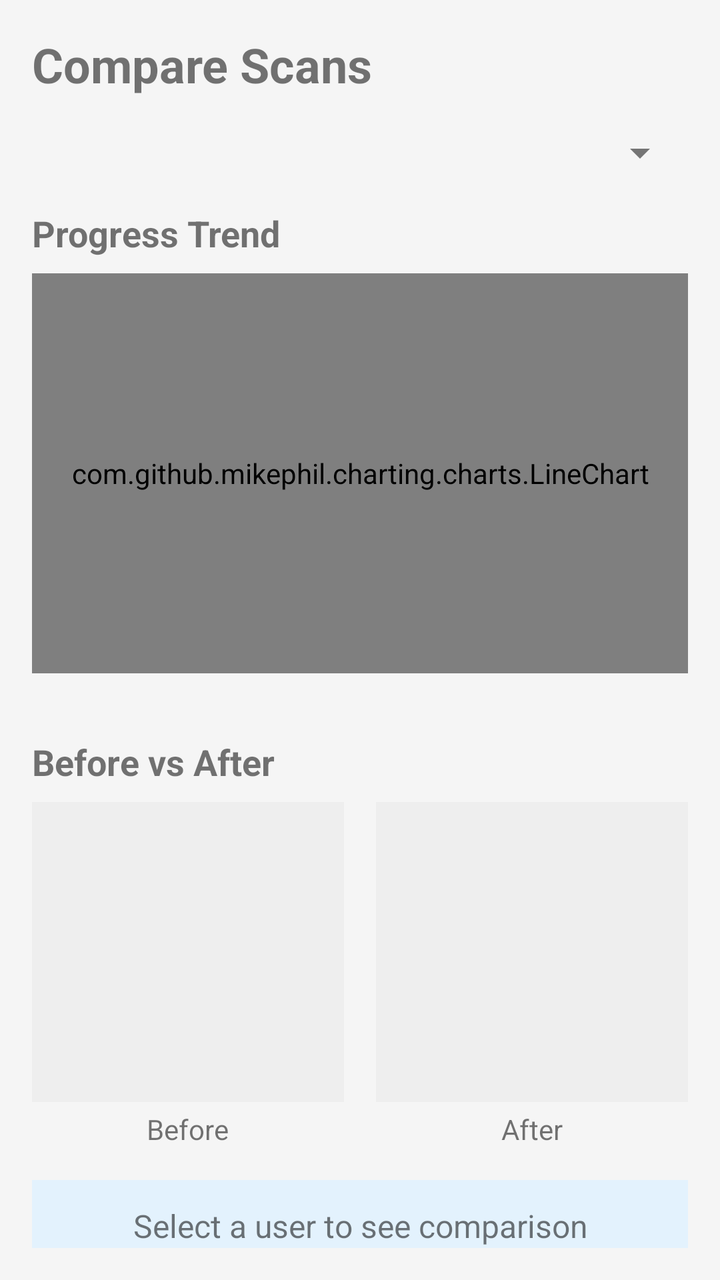
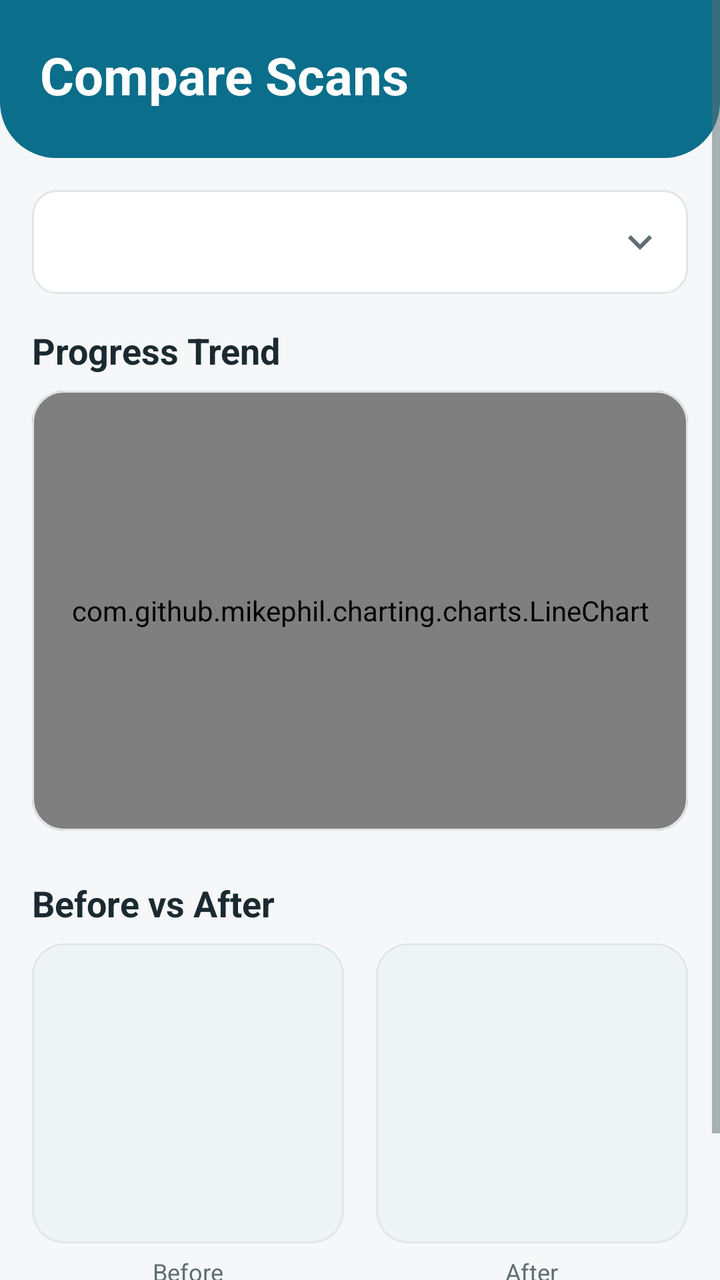

Screens rendered from an Android XML layout before and after an edit, with the pre-edit source and the edit as a unified diff.
<!-- AndroidManifest.xml: application theme Theme.DentalScanAI -->
<!-- res/layout/activity_comparison.xml -->
<?xml version="1.0" encoding="utf-8"?>
<ScrollView xmlns:android="http://schemas.android.com/apk/res/android"
    android:layout_width="match_parent"
    android:layout_height="match_parent"
    android:padding="16dp">

    <LinearLayout
        android:layout_width="match_parent"
        android:layout_height="wrap_content"
        android:orientation="vertical">

        <TextView
            android:id="@+id/titleText"
            android:layout_width="wrap_content"
            android:layout_height="wrap_content"
            android:text="Compare Scans"
            android:textSize="24sp"
            android:textStyle="bold"
            android:layout_marginBottom="16dp"/>

        <Spinner
            android:id="@+id/conditionSpinner"
            android:layout_width="match_parent"
            android:layout_height="wrap_content"
            android:layout_marginBottom="16dp"/>

        <TextView
            android:id="@+id/trendLabel"
            android:layout_width="wrap_content"
            android:layout_height="wrap_content"
            android:text="Progress Trend"
            android:textSize="18sp"
            android:textStyle="bold"
            android:layout_marginBottom="8dp"/>

        <com.github.mikephil.charting.charts.LineChart
            android:id="@+id/trendChart"
            android:layout_width="match_parent"
            android:layout_height="200dp"
            android:layout_marginBottom="16dp"/>

        <TextView
            android:id="@+id/comparisonLabel"
            android:layout_width="wrap_content"
            android:layout_height="wrap_content"
            android:text="Before vs After"
            android:textSize="18sp"
            android:textStyle="bold"
            android:layout_marginTop="16dp"
            android:layout_marginBottom="8dp"/>

        <LinearLayout
            android:layout_width="match_parent"
            android:layout_height="wrap_content"
            android:orientation="horizontal">

            <LinearLayout
                android:layout_width="0dp"
                android:layout_height="wrap_content"
                android:layout_weight="1"
                android:orientation="vertical"
                android:layout_marginEnd="8dp">

                <ImageView
                    android:id="@+id/beforeImage"
                    android:layout_width="match_parent"
                    android:layout_height="150dp"
                    android:background="#EEEEEE"
                    android:scaleType="centerCrop"/>

                <TextView
                    android:id="@+id/beforeDate"
                    android:layout_width="wrap_content"
                    android:layout_height="wrap_content"
                    android:text="Before"
                    android:layout_gravity="center"
                    android:layout_marginTop="4dp"/>

            </LinearLayout>

            <LinearLayout
                android:layout_width="0dp"
                android:layout_height="wrap_content"
                android:layout_weight="1"
                android:orientation="vertical"
                android:layout_marginStart="8dp">

                <ImageView
                    android:id="@+id/afterImage"
                    android:layout_width="match_parent"
                    android:layout_height="150dp"
                    android:background="#EEEEEE"
                    android:scaleType="centerCrop"/>

                <TextView
                    android:id="@+id/afterDate"
                    android:layout_width="wrap_content"
                    android:layout_height="wrap_content"
                    android:text="After"
                    android:layout_gravity="center"
                    android:layout_marginTop="4dp"/>

            </LinearLayout>

        </LinearLayout>

        <TextView
            android:id="@+id/improvementText"
            android:layout_width="match_parent"
            android:layout_height="wrap_content"
            android:text="Select a user to see comparison"
            android:textSize="16sp"
            android:gravity="center"
            android:layout_marginTop="16dp"
            android:padding="12dp"
            android:background="#E3F2FD"/>

    </LinearLayout>
</ScrollView>
<!-- resources referenced by this layout -->
<resources>
  <style name="Theme.DentalScanAI" parent="Theme.MaterialComponents.DayNight.DarkActionBar">
          <item name="colorPrimary">@color/primary</item>
          <item name="colorPrimaryVariant">@color/primary_dark</item>
          <item name="colorOnPrimary">@color/white</item>
          <item name="colorSecondary">@color/secondary</item>
          <item name="colorOnSecondary">@color/black</item>
          <item name="android:statusBarColor">@color/primary_dark</item>
          <item name="android:windowBackground">@color/background_light</item>
          <item name="android:textColorPrimary">@color/text_primary</item>
          <item name="android:textColorSecondary">@color/text_secondary</item>
          <item name="editTextColor">@color/text_primary</item>
          <item name="android:editTextColor">@color/text_primary</item>
      </style>
  <color name="primary">#2196F3</color>
  <color name="primary_dark">#1976D2</color>
  <color name="secondary">#00BCD4</color>
  <color name="black">#000000</color>
  <color name="background_light">#F5F5F5</color>
  <color name="text_primary">#212121</color>
  <color name="text_secondary">#757575</color>
  <!-- unchanged entries left out for length: 1 -->
</resources>

<!-- the commit's change to res/layout/activity_comparison.xml (unified diff, before → after) -->
@@ -1,119 +1,200 @@
 <?xml version="1.0" encoding="utf-8"?>
 <ScrollView xmlns:android="http://schemas.android.com/apk/res/android"
+    xmlns:app="http://schemas.android.com/apk/res-auto"
     android:layout_width="match_parent"
     android:layout_height="match_parent"
-    android:padding="16dp">
+    android:background="@color/background_light">
 
     <LinearLayout
         android:layout_width="match_parent"
         android:layout_height="wrap_content"
         android:orientation="vertical">
 
-        <TextView
-            android:id="@+id/titleText"
-            android:layout_width="wrap_content"
-            android:layout_height="wrap_content"
-            android:text="Compare Scans"
-            android:textSize="24sp"
-            android:textStyle="bold"
-            android:layout_marginBottom="16dp"/>
-
-        <Spinner
-            android:id="@+id/conditionSpinner"
-            android:layout_width="match_parent"
-            android:layout_height="wrap_content"
-            android:layout_marginBottom="16dp"/>
-
-        <TextView
-            android:id="@+id/trendLabel"
-            android:layout_width="wrap_content"
-            android:layout_height="wrap_content"
-            android:text="Progress Trend"
-            android:textSize="18sp"
-            android:textStyle="bold"
-            android:layout_marginBottom="8dp"/>
-
-        <com.github.mikephil.charting.charts.LineChart
-            android:id="@+id/trendChart"
-            android:layout_width="match_parent"
-            android:layout_height="200dp"
-            android:layout_marginBottom="16dp"/>
-
-        <TextView
-            android:id="@+id/comparisonLabel"
-            android:layout_width="wrap_content"
-            android:layout_height="wrap_content"
-            android:text="Before vs After"
-            android:textSize="18sp"
-            android:textStyle="bold"
-            android:layout_marginTop="16dp"
-            android:layout_marginBottom="8dp"/>
-
+        
         <LinearLayout
             android:layout_width="match_parent"
             android:layout_height="wrap_content"
-            android:orientation="horizontal">
-
-            <LinearLayout
-                android:layout_width="0dp"
-                android:layout_height="wrap_content"
-                android:layout_weight="1"
-                android:orientation="vertical"
-                android:layout_marginEnd="8dp">
-
-                <ImageView
-                    android:id="@+id/beforeImage"
-                    android:layout_width="match_parent"
-                    android:layout_height="150dp"
-                    android:background="#EEEEEE"
-                    android:scaleType="centerCrop"/>
-
-                <TextView
-                    android:id="@+id/beforeDate"
-                    android:layout_width="wrap_content"
-                    android:layout_height="wrap_content"
-                    android:text="Before"
-                    android:layout_gravity="center"
-                    android:layout_marginTop="4dp"/>
-
-            </LinearLayout>
-
-            <LinearLayout
-                android:layout_width="0dp"
-                android:layout_height="wrap_content"
-                android:layout_weight="1"
-                android:orientation="vertical"
-                android:layout_marginStart="8dp">
-
-                <ImageView
-                    android:id="@+id/afterImage"
-                    android:layout_width="match_parent"
-                    android:layout_height="150dp"
-                    android:background="#EEEEEE"
-                    android:scaleType="centerCrop"/>
-
-                <TextView
-                    android:id="@+id/afterDate"
-                    android:layout_width="wrap_content"
-                    android:layout_height="wrap_content"
-                    android:text="After"
-                    android:layout_gravity="center"
-                    android:layout_marginTop="4dp"/>
-
-            </LinearLayout>
+            android:background="@drawable/bg_header"
+            android:orientation="vertical"
+            android:paddingStart="20dp"
+            android:paddingTop="20dp"
+            android:paddingEnd="20dp"
+            android:paddingBottom="24dp">
+
+            <TextView
+                android:id="@+id/titleText"
+                android:layout_width="wrap_content"
+                android:layout_height="wrap_content"
+                android:text="Compare Scans"
+                android:textColor="@color/white"
+                android:textSize="26sp"
+                android:textStyle="bold"/>
 
         </LinearLayout>
 
-        <TextView
-            android:id="@+id/improvementText"
+        <LinearLayout
             android:layout_width="match_parent"
             android:layout_height="wrap_content"
-            android:text="Select a user to see comparison"
-            android:textSize="16sp"
-            android:gravity="center"
-            android:layout_marginTop="16dp"
-            android:padding="12dp"
-            android:background="#E3F2FD"/>
-
+            android:orientation="vertical"
+            android:padding="16dp">
+
+            
+            <Spinner
+                android:id="@+id/conditionSpinner"
+                android:layout_width="match_parent"
+                android:layout_height="52dp"
+                android:layout_marginBottom="16dp"
+                android:background="@drawable/bg_spinner"
+                android:paddingStart="8dp"
+                android:paddingEnd="40dp"/>
+
+            <TextView
+                android:id="@+id/trendLabel"
+                android:layout_width="wrap_content"
+                android:layout_height="wrap_content"
+                android:layout_marginBottom="8dp"
+                android:text="Progress Trend"
+                android:textAppearance="@style/TextAppearance.App.Title"/>
+
+            <com.google.android.material.card.MaterialCardView
+                style="@style/Widget.App.Card"
+                android:layout_width="match_parent"
+                android:layout_height="wrap_content"
+                android:layout_marginBottom="16dp">
+
+                <com.github.mikephil.charting.charts.LineChart
+                    android:id="@+id/trendChart"
+                    android:layout_width="match_parent"
+                    android:layout_height="220dp"
+                    android:padding="8dp"/>
+
+            </com.google.android.material.card.MaterialCardView>
+
+            <TextView
+                android:id="@+id/comparisonLabel"
+                android:layout_width="wrap_content"
+                android:layout_height="wrap_content"
+                android:layout_marginTop="8dp"
+                android:layout_marginBottom="8dp"
+                android:text="Before vs After"
+                android:textAppearance="@style/TextAppearance.App.Title"/>
+
+            
+            <com.google.android.material.card.MaterialCardView
+                android:id="@+id/sliderCard"
+                style="@style/Widget.App.Card"
+                android:layout_width="match_parent"
+                android:layout_height="wrap_content"
+                android:visibility="gone">
+
+                <com.dentalscan.BeforeAfterView
+                    android:id="@+id/beforeAfterView"
+                    android:layout_width="match_parent"
+                    android:layout_height="280dp"/>
+
+            </com.google.android.material.card.MaterialCardView>
+
+            <TextView
+                android:id="@+id/sliderHint"
+                android:layout_width="match_parent"
+                android:layout_height="wrap_content"
+                android:layout_marginTop="6dp"
+                android:layout_marginBottom="14dp"
+                android:gravity="center"
+                android:text="Drag the handle to compare"
+                android:textAppearance="@style/TextAppearance.App.Caption"
+                android:visibility="gone"/>
+
+            <LinearLayout
+                android:layout_width="match_parent"
+                android:layout_height="wrap_content"
+                android:orientation="horizontal">
+
+                <LinearLayout
+                    android:layout_width="0dp"
+                    android:layout_height="wrap_content"
+                    android:layout_marginEnd="8dp"
+                    android:layout_weight="1"
+                    android:orientation="vertical">
+
+                    <com.google.android.material.card.MaterialCardView
+                        style="@style/Widget.App.Card"
+                        android:layout_width="match_parent"
+                        android:layout_height="wrap_content"
+                        app:cardBackgroundColor="@color/surface_variant">
+
+                        <ImageView
+                            android:id="@+id/beforeImage"
+                            android:layout_width="match_parent"
+                            android:layout_height="150dp"
+                            android:contentDescription="@null"
+                            android:scaleType="centerCrop"/>
+
+                    </com.google.android.material.card.MaterialCardView>
+
+                    <TextView
+                        android:id="@+id/beforeDate"
+                        android:layout_width="wrap_content"
+                        android:layout_height="wrap_content"
+                        android:layout_gravity="center"
+                        android:layout_marginTop="6dp"
+                        android:text="Before"
+                        android:textAppearance="@style/TextAppearance.App.Caption"/>
+
+                </LinearLayout>
+
+                <LinearLayout
+                    android:layout_width="0dp"
+                    android:layout_height="wrap_content"
+                    android:layout_marginStart="8dp"
+                    android:layout_weight="1"
+                    android:orientation="vertical">
+
+                    <com.google.android.material.card.MaterialCardView
+                        style="@style/Widget.App.Card"
+                        android:layout_width="match_parent"
+                        android:layout_height="wrap_content"
+                        app:cardBackgroundColor="@color/surface_variant">
+
+                        <ImageView
+                            android:id="@+id/afterImage"
+                            android:layout_width="match_parent"
+                            android:layout_height="150dp"
+                            android:contentDescription="@null"
+                            android:scaleType="centerCrop"/>
+
+                    </com.google.android.material.card.MaterialCardView>
+
+                    <TextView
+                        android:id="@+id/afterDate"
+                        android:layout_width="wrap_content"
+                        android:layout_height="wrap_content"
+                        android:layout_gravity="center"
+                        android:layout_marginTop="6dp"
+                        android:text="After"
+                        android:textAppearance="@style/TextAppearance.App.Caption"/>
+
+                </LinearLayout>
+
+            </LinearLayout>
+
+            
+            <TextView
+                android:id="@+id/improvementText"
+                android:layout_width="match_parent"
+                android:layout_height="wrap_content"
+                android:layout_marginTop="16dp"
+                android:background="@drawable/bg_banner"
+                android:backgroundTint="@color/surface_variant"
+                android:drawablePadding="12dp"
+                android:gravity="center_vertical"
+                android:paddingHorizontal="16dp"
+                android:paddingVertical="14dp"
+                android:text="Select a user to see comparison"
+                android:textColor="@color/text_primary"
+                android:textSize="14sp"
+                android:textStyle="bold"/>
+
+        </LinearLayout>
     </LinearLayout>
 </ScrollView>
<!-- resource entries referenced after the edit -->
@@ -1,25 +1,148 @@
 <!-- resources referenced by this layout -->
 <resources>
-  <style name="Theme.DentalScanAI" parent="Theme.MaterialComponents.DayNight.DarkActionBar">
+  <style name="Theme.DentalScanAI" parent="Theme.MaterialComponents.DayNight.NoActionBar">
           <item name="colorPrimary">@color/primary</item>
           <item name="colorPrimaryVariant">@color/primary_dark</item>
           <item name="colorOnPrimary">@color/white</item>
           <item name="colorSecondary">@color/secondary</item>
-          <item name="colorOnSecondary">@color/black</item>
-          <item name="android:statusBarColor">@color/primary_dark</item>
+          <item name="colorSecondaryVariant">@color/secondary_dark</item>
+          <item name="colorOnSecondary">@color/white</item>
+          <item name="colorSurface">@color/surface_white</item>
+          <item name="colorOnSurface">@color/text_primary</item>
+          <item name="colorError">@color/caries_red</item>
+          <item name="android:colorBackground">@color/background_light</item>
           <item name="android:windowBackground">@color/background_light</item>
+          <item name="android:statusBarColor">@color/primary</item>
+          <item name="android:windowLightStatusBar">false</item>
           <item name="android:textColorPrimary">@color/text_primary</item>
           <item name="android:textColorSecondary">@color/text_secondary</item>
           <item name="editTextColor">@color/text_primary</item>
           <item name="android:editTextColor">@color/text_primary</item>
+  
+          
+          <item name="android:windowAnimationStyle">@style/Animation.App.Activity</item>
+  
+          
+          <item name="materialButtonStyle">@style/Widget.App.Button.Primary</item>
+          <item name="materialButtonOutlinedStyle">@style/Widget.App.Button.Outlined</item>
+          <item name="materialCardViewStyle">@style/Widget.App.Card</item>
+          <item name="textInputStyle">@style/Widget.App.TextInputLayout</item>
+          <item name="chipStyle">@style/Widget.App.Chip</item>
       </style>
-  <color name="primary">#2196F3</color>
-  <color name="primary_dark">#1976D2</color>
-  <color name="secondary">#00BCD4</color>
-  <color name="black">#000000</color>
-  <color name="background_light">#F5F5F5</color>
-  <color name="text_primary">#212121</color>
-  <color name="text_secondary">#757575</color>
+  <color name="primary">#0B6E8A</color>
+  <color name="surface_white">#FFFFFF</color>
+  <color name="divider">#E0E6E8</color>
+  <!-- drawable ic_expand_more (drawable) -->
+  <vector xmlns:android="http://schemas.android.com/apk/res/android"
+      android:width="24dp"
+      android:height="24dp"
+      android:viewportWidth="24"
+      android:viewportHeight="24"
+      android:tint="?attr/colorControlNormal">
+      <path
+          android:fillColor="#FF000000"
+          android:pathData="M16.59,8.59L12,13.17 7.41,8.59 6,10l6,6 6,-6z"/>
+  </vector>
+  <color name="primary_dark">#085468</color>
+  <color name="secondary">#00897B</color>
+  <color name="secondary_dark">#00695C</color>
+  <color name="caries_red">#D32F2F</color>
+  <style name="Animation.App.Activity" parent="@android:style/Animation.Activity">
+          <item name="android:activityOpenEnterAnimation">@anim/screen_enter_from_right</item>
+          <item name="android:activityOpenExitAnimation">@anim/screen_exit_to_left</item>
+          <item name="android:activityCloseEnterAnimation">@anim/screen_enter_from_left</item>
+          <item name="android:activityCloseExitAnimation">@anim/screen_exit_to_right</item>
+      </style>
+  <style name="Widget.App.Button.Primary" parent="Widget.MaterialComponents.Button">
+          <item name="android:minHeight">52dp</item>
+          <item name="android:textSize">16sp</item>
+          <item name="android:textAllCaps">false</item>
+          <item name="android:letterSpacing">0</item>
+          <item name="android:insetTop">0dp</item>
+          <item name="android:insetBottom">0dp</item>
+          <item name="cornerRadius">12dp</item>
+      </style>
+  <style name="Widget.App.Button.Outlined" parent="Widget.MaterialComponents.Button.OutlinedButton">
+          <item name="android:minHeight">52dp</item>
+          <item name="android:textSize">16sp</item>
+          <item name="android:textAllCaps">false</item>
+          <item name="android:letterSpacing">0</item>
+          <item name="android:insetTop">0dp</item>
+          <item name="android:insetBottom">0dp</item>
+          <item name="cornerRadius">12dp</item>
+          <item name="strokeColor">@color/primary</item>
+          <item name="strokeWidth">1dp</item>
+      </style>
+  <style name="Widget.App.TextInputLayout" parent="Widget.MaterialComponents.TextInputLayout.OutlinedBox">
+          <item name="boxCornerRadiusTopStart">12dp</item>
+          <item name="boxCornerRadiusTopEnd">12dp</item>
+          <item name="boxCornerRadiusBottomStart">12dp</item>
+          <item name="boxCornerRadiusBottomEnd">12dp</item>
+      </style>
+  <style name="Widget.App.Chip" parent="Widget.MaterialComponents.Chip.Action">
+          <item name="android:textAppearance">@style/TextAppearance.App.Caption</item>
+          <item name="android:textColor">@color/text_primary</item>
+          <item name="chipBackgroundColor">@color/surface_variant</item>
+          <item name="chipStrokeColor">@color/divider</item>
+          <item name="chipStrokeWidth">1dp</item>
+          <item name="chipMinHeight">28dp</item>
+          <item name="ensureMinTouchTargetSize">false</item>
+      </style>
+  <color name="background_light">#F5F7F8</color>
+  <color name="surface_variant">#EEF3F5</color>
+  <color name="text_primary">#1B2A30</color>
+  <!-- drawable bg_banner (drawable) -->
+  <?xml version="1.0" encoding="utf-8"?>
+  <shape xmlns:android="http://schemas.android.com/apk/res/android"
+      android:shape="rectangle">
+      <solid android:color="#FFFFFFFF"/>
+      <corners android:radius="14dp"/>
+  </shape>
+  <!-- drawable bg_header (drawable) -->
+  <?xml version="1.0" encoding="utf-8"?>
+  <shape xmlns:android="http://schemas.android.com/apk/res/android"
+      android:shape="rectangle">
+      <solid android:color="@color/primary"/>
+      <corners
+          android:bottomLeftRadius="28dp"
+          android:bottomRightRadius="28dp"/>
+  </shape>
+  <!-- drawable bg_spinner (drawable) -->
+  <?xml version="1.0" encoding="utf-8"?>
+  <layer-list xmlns:android="http://schemas.android.com/apk/res/android">
+      <item>
+          <shape android:shape="rectangle">
+              <solid android:color="@color/surface_white"/>
+              <stroke android:width="1dp" android:color="@color/divider"/>
+              <corners android:radius="12dp"/>
+          </shape>
+      </item>
+      <item
+          android:width="24dp"
+          android:height="24dp"
+          android:gravity="end|center_vertical"
+          android:right="12dp"
+          android:drawable="@drawable/ic_expand_more"/>
+  </layer-list>
+  <style name="TextAppearance.App.Caption" parent="TextAppearance.MaterialComponents.Caption">
+          <item name="android:textSize">12sp</item>
+          <item name="android:textColor">@color/text_secondary</item>
+          <item name="android:letterSpacing">0</item>
+      </style>
+  <style name="TextAppearance.App.Title" parent="TextAppearance.MaterialComponents.Subtitle1">
+          <item name="android:textSize">18sp</item>
+          <item name="android:textStyle">bold</item>
+          <item name="android:textColor">@color/text_primary</item>
+          <item name="android:letterSpacing">0</item>
+      </style>
+  <style name="Widget.App.Card" parent="Widget.MaterialComponents.CardView">
+          <item name="cardCornerRadius">16dp</item>
+          <item name="cardElevation">0dp</item>
+          <item name="cardBackgroundColor">@color/surface_white</item>
+          <item name="strokeColor">@color/divider</item>
+          <item name="strokeWidth">1dp</item>
+      </style>
+  <color name="text_secondary">#5F6E75</color>
   <!-- unchanged entries left out for length: 1 -->
 </resources>
 
